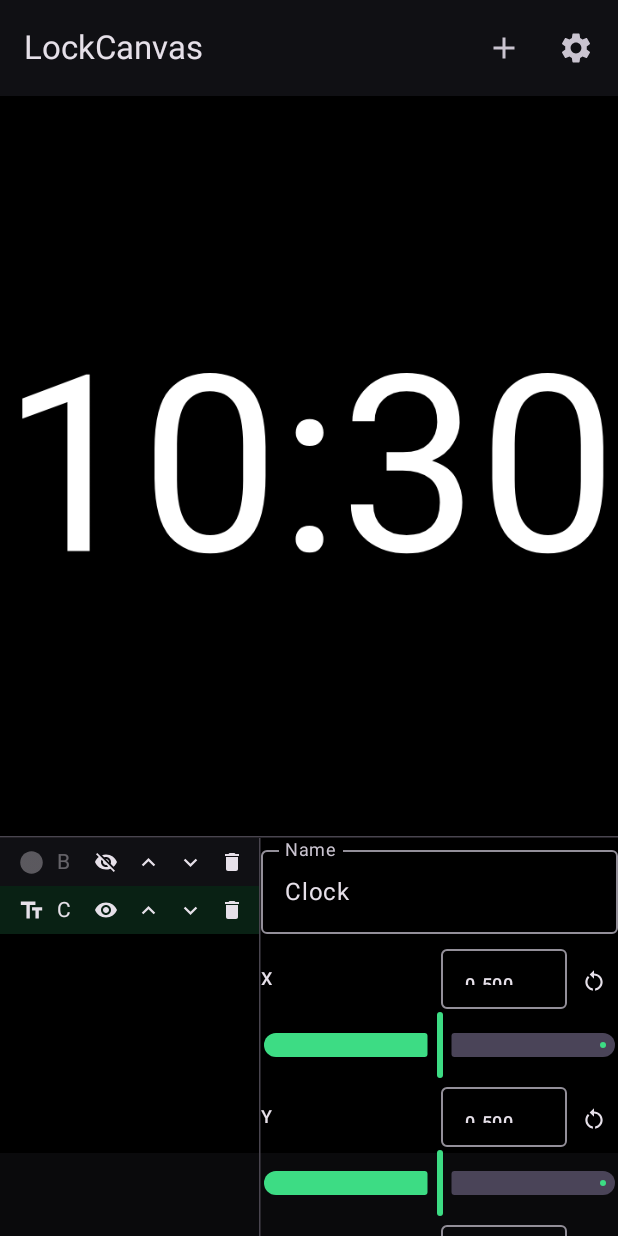
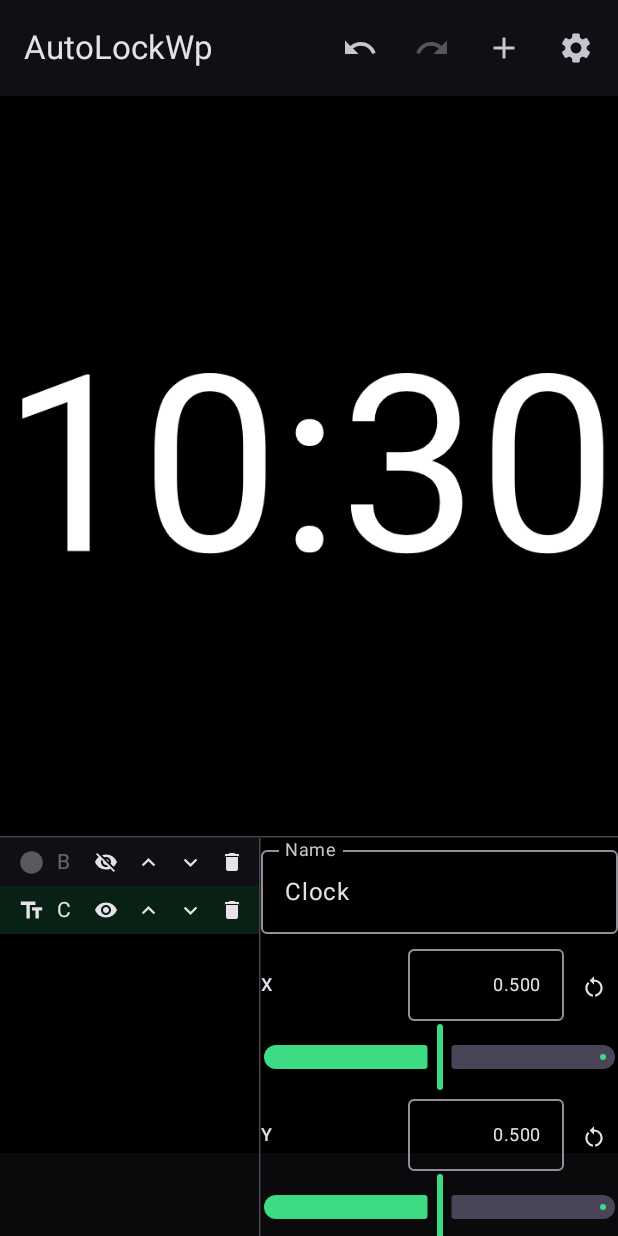
Before and after one commit to PeuDenPau/autoLockWP, an Android app built with Jetpack Compose: the screen it shows after launch (MainActivity), after a tap on "Toggle visibility", on a phone screen of 412 x 824 dp. Run offline under Robolectric (Android 15) with nearby library versions, the phone set to English and light mode, and no system bars.

Commit message:
Undo/redo, IME-aware layout, replace image asset, rename app to AutoLockWp
- Undo/redo buttons in the top bar (50-step history) covering all preset edits
- Layout shifts up when the soft keyboard opens (imePadding) so fields stay visible
- Numeric slider field widened (no cut-off text) and no longer rewrites text while typing
- Image layers: 'Replace image (photo picker)' button and friendly asset names
  (Image 1..n) instead of recreating layers
- App display name changed to AutoLockWp (manifest label, top bar title, README)

Co-authored-by: PeuDenPau <PeuDenPau@users.noreply.github.com>

```diff
--- a/app/src/main/AndroidManifest.xml
+++ b/app/src/main/AndroidManifest.xml
@@ -6,7 +6,7 @@
     <uses-permission android:name="android.permission.RECEIVE_BOOT_COMPLETED" />
 
     <application
-        android:label="LockCanvas"
+        android:label="AutoLockWp"
         android:icon="@drawable/ic_launcher"
         android:supportsRtl="true"
         android:theme="@style/Theme.LockCanvas">
--- a/app/src/main/java/com/lockcanvas/app/ui/editor/EditorScreen.kt
+++ b/app/src/main/java/com/lockcanvas/app/ui/editor/EditorScreen.kt
@@ -4,7 +4,10 @@ import androidx.activity.compose.rememberLauncherForActivityResult
 import androidx.activity.result.PickVisualMediaRequest
 import androidx.activity.result.contract.ActivityResultContracts
 import androidx.compose.foundation.layout.*
+import androidx.compose.foundation.layout.imePadding
 import androidx.compose.material.icons.Icons
+import androidx.compose.material.icons.automirrored.filled.Redo
+import androidx.compose.material.icons.automirrored.filled.Undo
 import androidx.compose.material.icons.filled.*
 import androidx.compose.material3.*
 import androidx.compose.runtime.*
@@ -43,8 +46,14 @@ fun EditorScreen(viewModel: EditorViewModel = viewModel()) {
     Scaffold(
         topBar = {
             TopAppBar(
-                title = { Text("LockCanvas") },
+                title = { Text("AutoLockWp") },
                 actions = {
+                    IconButton(onClick = viewModel::undo, enabled = state.undoDepth > 0) {
+                        Icon(Icons.AutoMirrored.Filled.Undo, contentDescription = "Undo")
+                    }
+                    IconButton(onClick = viewModel::redo, enabled = state.redoDepth > 0) {
+                        Icon(Icons.AutoMirrored.Filled.Redo, contentDescription = "Redo")
+                    }
                     var addExpanded by remember { mutableStateOf(false) }
                     IconButton(onClick = { addExpanded = true }) {
                         Icon(Icons.Filled.Add, contentDescription = "Add layer")
@@ -151,7 +160,7 @@ fun EditorScreen(viewModel: EditorViewModel = viewModel()) {
             )
         },
     ) { padding ->
-        Column(Modifier.padding(padding).fillMaxSize()) {
+        Column(Modifier.padding(padding).fillMaxSize().imePadding()) {
             PreviewCanvas(
                 preset = state.preset,
                 selectedLayerId = state.selectedLayerId,
@@ -181,6 +190,11 @@ fun EditorScreen(viewModel: EditorViewModel = viewModel()) {
                     fonts = state.fonts,
                     images = state.images,
                     viewModel = viewModel,
+                    onPickImage = {
+                        imagePicker.launch(
+                            PickVisualMediaRequest(ActivityResultContracts.PickVisualMedia.ImageOnly)
+                        )
+                    },
                     modifier = Modifier.weight(0.58f).fillMaxHeight(),
                 )
             }
--- a/app/src/main/java/com/lockcanvas/app/ui/editor/EditorViewModel.kt
+++ b/app/src/main/java/com/lockcanvas/app/ui/editor/EditorViewModel.kt
@@ -25,6 +25,8 @@ data class EditorUiState(
     val fonts: List<String> = emptyList(),
     val images: List<String> = emptyList(),
     val importFailed: Boolean = false,
+    val undoDepth: Int = 0,
+    val redoDepth: Int = 0,
 )
 
 class EditorViewModel(app: Application) : AndroidViewModel(app) {
@@ -34,6 +36,9 @@ class EditorViewModel(app: Application) : AndroidViewModel(app) {
 
     private val _state = MutableStateFlow(EditorUiState())
     val state: StateFlow<EditorUiState> = _state.asStateFlow()
+
+    private val undoStack = ArrayDeque<Preset>()
+    private val redoStack = ArrayDeque<Preset>()
 
     init {
         viewModelScope.launch {
@@ -272,9 +277,47 @@ class EditorViewModel(app: Application) : AndroidViewModel(app) {
         updatePreset(s.preset.copy(root = replaceInTree(s.preset.root, id) { l -> l.withCommon(visible = !l.visible) }))
     }
 
-    private fun updatePreset(preset: Preset) {
-        _state.value = _state.value.copy(preset = preset)
+    private fun updatePreset(preset: Preset, pushUndo: Boolean = true) {
+        val previous = _state.value.preset
+        if (pushUndo && previous != preset) {
+            undoStack.addLast(previous)
+            if (undoStack.size > MAX_HISTORY) undoStack.removeFirst()
+            redoStack.clear()
+        }
+        _state.value = _state.value.copy(
+            preset = preset,
+            undoDepth = undoStack.size,
+            redoDepth = redoStack.size,
+        )
         viewModelScope.launch(Dispatchers.IO) { runCatching { store.save(preset) } }
+    }
+
+    fun undo() {
+        if (undoStack.isEmpty()) return
+        val previous = undoStack.removeLast()
+        redoStack.addLast(_state.value.preset)
+        _state.value = _state.value.copy(
+            preset = previous,
+            undoDepth = undoStack.size,
+            redoDepth = redoStack.size,
+        )
+        viewModelScope.launch(Dispatchers.IO) { runCatching { store.save(previous) } }
+    }
+
+    fun redo() {
+        if (redoStack.isEmpty()) return
+        val next = redoStack.removeLast()
+        undoStack.addLast(_state.value.preset)
+        _state.value = _state.value.copy(
+            preset = next,
+            undoDepth = undoStack.size,
+            redoDepth = redoStack.size,
+        )
+        viewModelScope.launch(Dispatchers.IO) { runCatching { store.save(next) } }
+    }
+
+    private companion object {
+        const val MAX_HISTORY = 50
     }
 
     fun setInterval(minutes: Int) {
--- a/app/src/main/java/com/lockcanvas/app/ui/editor/PropertiesPanel.kt
+++ b/app/src/main/java/com/lockcanvas/app/ui/editor/PropertiesPanel.kt
@@ -9,6 +9,7 @@ import androidx.compose.foundation.rememberScrollState
 import androidx.compose.foundation.shape.CircleShape
 import androidx.compose.foundation.verticalScroll
 import androidx.compose.material.icons.Icons
+import androidx.compose.material.icons.filled.FileUpload
 import androidx.compose.material.icons.filled.RestartAlt
 import androidx.compose.material3.*
 import androidx.compose.runtime.*
@@ -34,6 +35,7 @@ fun PropertiesPanel(
     fonts: List<String>,
     images: List<String>,
     viewModel: EditorViewModel,
+    onPickImage: () -> Unit,
     modifier: Modifier = Modifier,
 ) {
     if (layer == null) {
@@ -66,7 +68,7 @@ fun PropertiesPanel(
 
         when (layer) {
             is TextLayer -> TextProperties(layer, fonts, viewModel)
-            is ImageLayer -> ImageProperties(layer, images, viewModel)
+            is ImageLayer -> ImageProperties(layer, images, viewModel, onPickImage)
             is ColorLayer -> ColorProperties(layer, viewModel)
             is GroupLayer -> {}
         }
@@ -120,25 +122,46 @@ private fun TextProperties(layer: TextLayer, fonts: List<String>, viewModel: Edi
 }
 
 @Composable
-private fun ImageProperties(layer: ImageLayer, images: List<String>, viewModel: EditorViewModel) {
+private fun imageDisplayName(images: List<String>, id: String?): String {
+    if (id == null) return "None"
+    val idx = images.indexOf(id)
+    return if (idx >= 0) "Image ${idx + 1}" else "None"
+}
+
+@Composable
+private fun ImageProperties(
+    layer: ImageLayer,
+    images: List<String>,
+    viewModel: EditorViewModel,
+    onPickImage: () -> Unit,
+) {
     LabeledSlider("Width", layer.width, defaultValue = 0.5f, min = 0.01f, max = 1.5f) { viewModel.updateImage(width = it) }
     LabeledSlider("Height", layer.height, defaultValue = 0.5f, min = 0.01f, max = 1.5f) { viewModel.updateImage(height = it) }
     Row(verticalAlignment = Alignment.CenterVertically, modifier = Modifier.padding(vertical = 4.dp)) {
         Text("Source", style = MaterialTheme.typography.labelLarge, modifier = Modifier.weight(1f))
         var expanded by remember { mutableStateOf(false) }
         Box {
-            TextButton(onClick = { expanded = true }) { Text(layer.asset ?: "None") }
+            TextButton(onClick = { expanded = true }) { Text(imageDisplayName(images, layer.asset)) }
             DropdownMenu(
                 expanded = expanded,
                 onDismissRequest = { expanded = false },
             ) {
                 MenuSurface {
                     DropdownMenuItem(text = { Text("None") }, onClick = { viewModel.assignImage(null); expanded = false })
-                    images.forEach { img ->
-                        DropdownMenuItem(text = { Text(img) }, onClick = { viewModel.assignImage(img); expanded = false })
+                    images.forEachIndexed { index, img ->
+                        DropdownMenuItem(
+                            text = { Text("Image ${index + 1}") },
+                            onClick = { viewModel.assignImage(img); expanded = false },
+                        )
                     }
                 }
             }
+        }
+    }
+    Row(modifier = Modifier.padding(vertical = 2.dp)) {
+        OutlinedButton(onClick = onPickImage, modifier = Modifier.fillMaxWidth()) {
+            Icon(Icons.Filled.FileUpload, contentDescription = null)
+            Text("Replace image (photo picker)", modifier = Modifier.padding(start = 6.dp))
         }
     }
 }
@@ -180,7 +203,13 @@ private fun LabeledSlider(
     max: Float,
     onChange: (Float) -> Unit,
 ) {
-    var text by remember(value) { mutableStateOf("%.3f".format(value)) }
+    var text by remember { mutableStateOf("%.3f".format(value)) }
+    LaunchedEffect(value) {
+        val parsed = text.trim().toDoubleOrNull()
+        if (parsed == null || parsed.toFloat() != value) {
+            text = "%.3f".format(value)
+        }
+    }
     Column(modifier = Modifier.padding(vertical = 2.dp)) {
         Row(verticalAlignment = Alignment.CenterVertically) {
             Text(
@@ -198,10 +227,13 @@ private fun LabeledSlider(
                 },
                 singleLine = true,
                 keyboardOptions = KeyboardOptions(keyboardType = KeyboardType.Decimal),
-                textStyle = MaterialTheme.typography.labelMedium,
+                textStyle = MaterialTheme.typography.bodySmall.copy(
+                    textAlign = androidx.compose.ui.text.style.TextAlign.End,
+                ),
                 modifier = Modifier
-                    .width(84.dp)
-                    .height(40.dp),
+                    .widthIn(min = 72.dp, max = 108.dp)
+                    .height(48.dp)
+                    .padding(start = 2.dp, end = 2.dp),
             )
             IconButton(
                 onClick = { onChange(defaultValue) },
```
Also changed, not shown: 1 other file.
